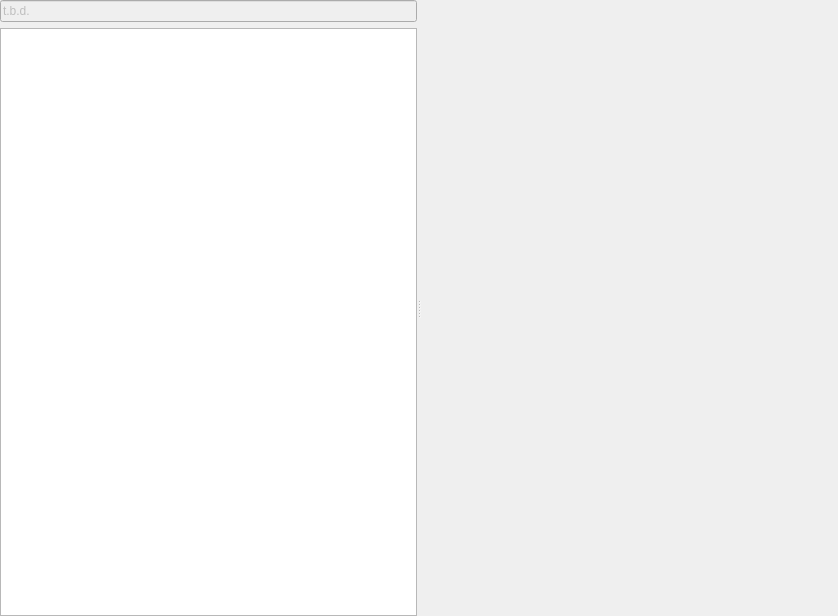
Above: src/modelinspector/modelinspector.ui from GAMS-dev/gams-mii before the change. Below: the same form after it.
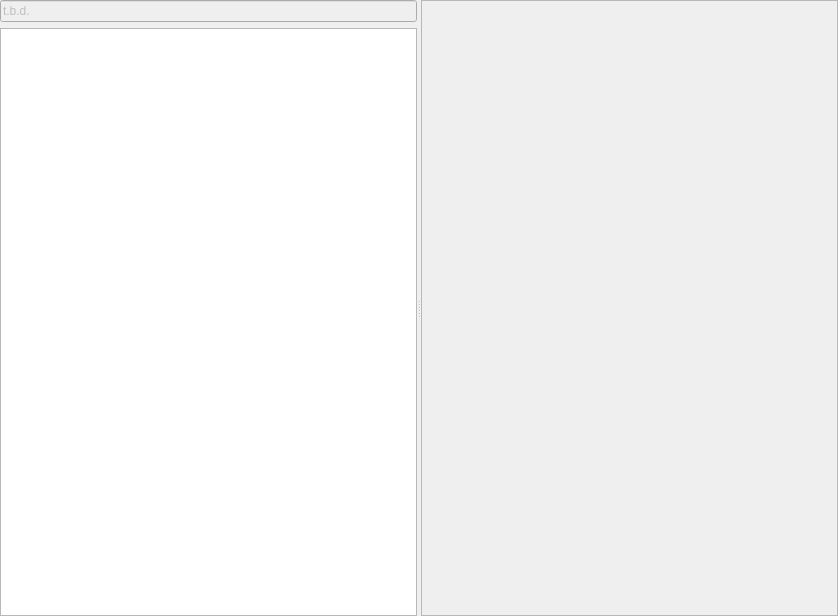
That is the form after the change. The open tabs and pages were chosen to show the change. Custom widgets are drawn as their Qt base class.

What changed in the file:
```diff
--- a/src/modelinspector/modelinspector.ui
+++ b/src/modelinspector/modelinspector.ui
@@ -264,44 +264,6 @@
         </item>
        </layout>
       </widget>
-      <widget class="QWidget" name="fullPage">
-       <property name="sizePolicy">
-        <sizepolicy hsizetype="Expanding" vsizetype="Preferred">
-         <horstretch>0</horstretch>
-         <verstretch>0</verstretch>
-        </sizepolicy>
-       </property>
-       <layout class="QVBoxLayout" name="verticalLayout_8">
-        <property name="leftMargin">
-         <number>0</number>
-        </property>
-        <property name="topMargin">
-         <number>0</number>
-        </property>
-        <property name="rightMargin">
-         <number>0</number>
-        </property>
-        <property name="bottomMargin">
-         <number>0</number>
-        </property>
-        <item>
-         <widget class="gams::studio::modelinspector::FullTableViewFrame" name="fullFrame">
-          <property name="sizePolicy">
-           <sizepolicy hsizetype="Expanding" vsizetype="Preferred">
-            <horstretch>0</horstretch>
-            <verstretch>0</verstretch>
-           </sizepolicy>
-          </property>
-          <property name="frameShape">
-           <enum>QFrame::NoFrame</enum>
-          </property>
-          <property name="frameShadow">
-           <enum>QFrame::Raised</enum>
-          </property>
-         </widget>
-        </item>
-       </layout>
-      </widget>
       <widget class="QWidget" name="minMaxPage">
        <layout class="QVBoxLayout" name="verticalLayout_4">
         <property name="leftMargin">
@@ -356,12 +318,6 @@
    <header>modelinspector/standardtableviewframe.h</header>
    <container>1</container>
   </customwidget>
-  <customwidget>
-   <class>gams::studio::modelinspector::FullTableViewFrame</class>
-   <extends>QFrame</extends>
-   <header>modelinspector/standardtableviewframe.h</header>
-   <container>1</container>
-  </customwidget>
   <customwidget>
    <class>gams::studio::modelinspector::JaccTableViewFrame</class>
    <extends>QFrame</extends>
```
Left out of the diff: 2 changed lines with no effect on the pictures.
